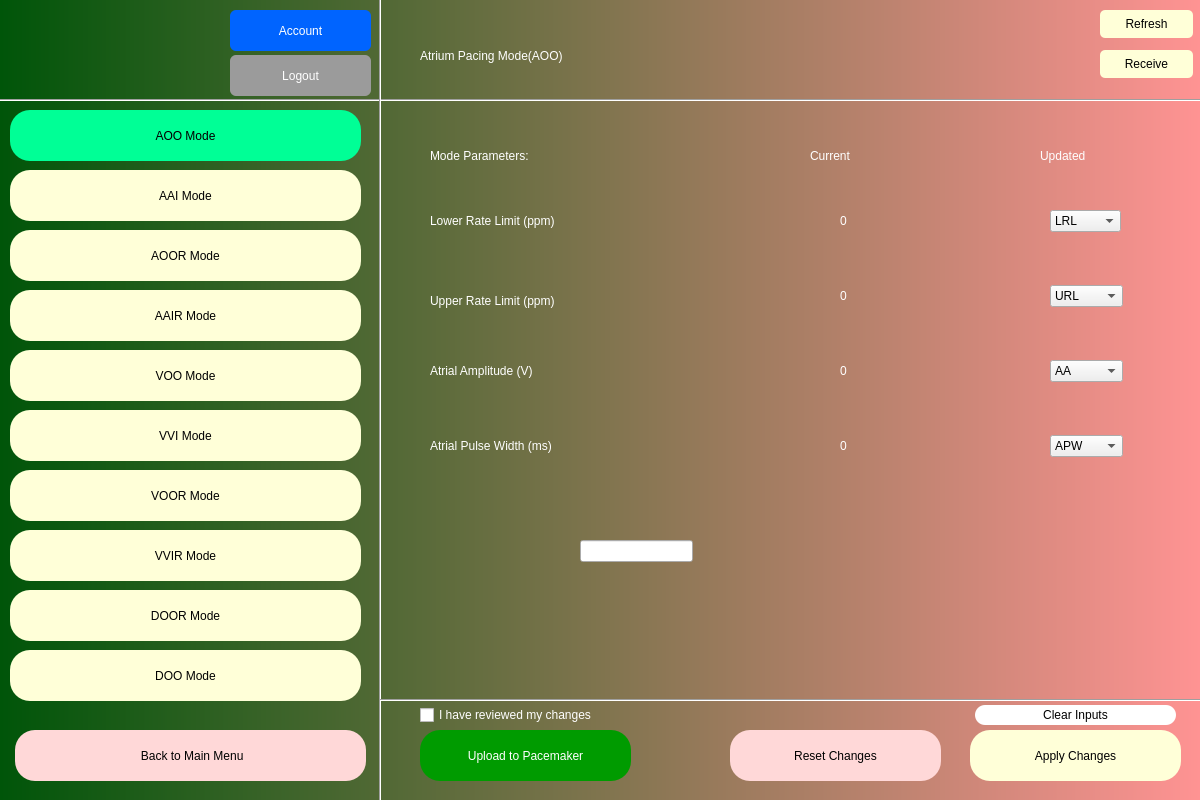
Qt form DCM/interface/aoo_mode.ui (patrickkosierb/3K04_DCM) before a commit.
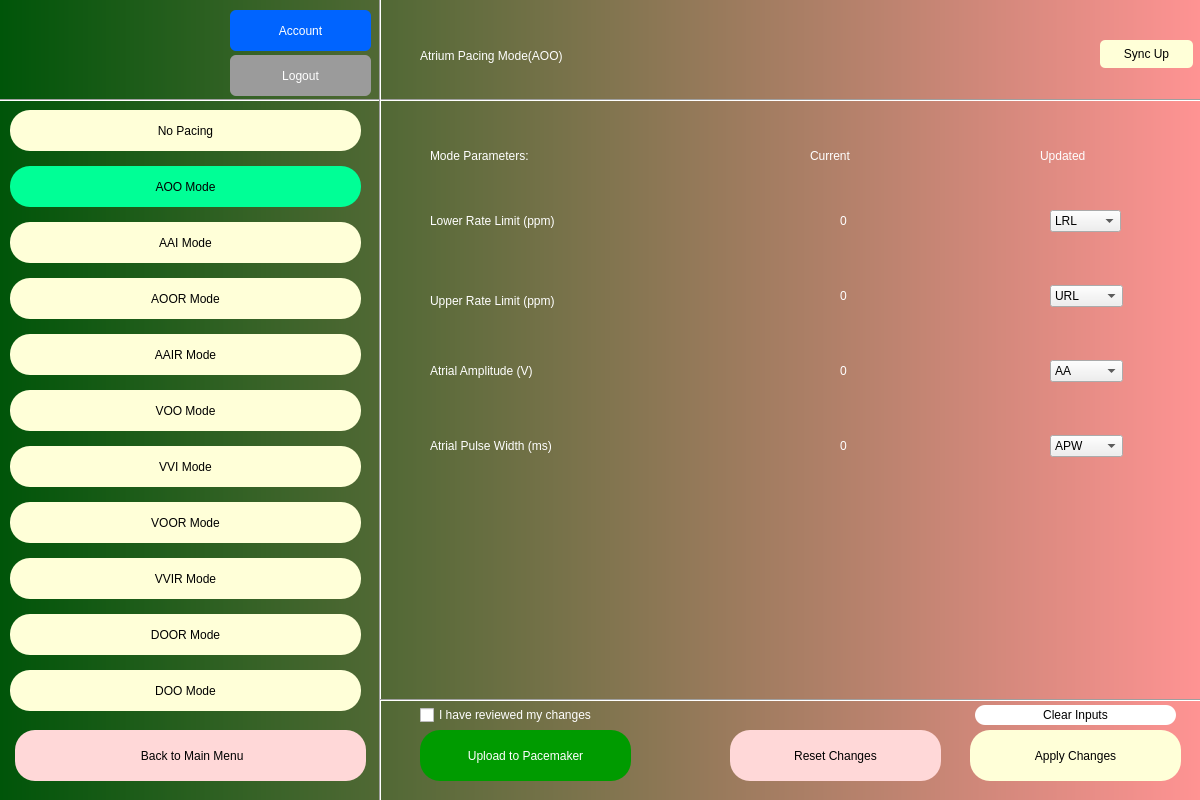
The same form after that commit.

What changed in the file:
```diff
--- a/DCM/interface/aoo_mode.ui
+++ b/DCM/interface/aoo_mode.ui
@@ -297,9 +297,9 @@
     <property name="geometry">
      <rect>
       <x>10</x>
-      <y>170</y>
+      <y>222</y>
       <width>351</width>
-      <height>51</height>
+      <height>41</height>
      </rect>
     </property>
     <property name="styleSheet">
@@ -384,9 +384,9 @@
     <property name="geometry">
      <rect>
       <x>10</x>
-      <y>110</y>
+      <y>166</y>
       <width>351</width>
-      <height>51</height>
+      <height>41</height>
      </rect>
     </property>
     <property name="styleSheet">
@@ -460,9 +460,9 @@
     <property name="geometry">
      <rect>
       <x>10</x>
-      <y>350</y>
+      <y>390</y>
       <width>351</width>
-      <height>51</height>
+      <height>41</height>
      </rect>
     </property>
     <property name="styleSheet">
@@ -479,9 +479,9 @@
     <property name="geometry">
      <rect>
       <x>10</x>
-      <y>410</y>
+      <y>446</y>
       <width>351</width>
-      <height>51</height>
+      <height>41</height>
      </rect>
     </property>
     <property name="styleSheet">
@@ -1334,9 +1334,9 @@
     <property name="geometry">
      <rect>
       <x>10</x>
-      <y>230</y>
+      <y>278</y>
       <width>351</width>
-      <height>51</height>
+      <height>41</height>
      </rect>
     </property>
     <property name="styleSheet">
@@ -1353,9 +1353,9 @@
     <property name="geometry">
      <rect>
       <x>10</x>
-      <y>470</y>
+      <y>502</y>
       <width>351</width>
-      <height>51</height>
+      <height>41</height>
      </rect>
     </property>
     <property name="styleSheet">
@@ -1372,9 +1372,9 @@
     <property name="geometry">
      <rect>
       <x>10</x>
-      <y>290</y>
+      <y>334</y>
       <width>351</width>
-      <height>51</height>
+      <height>41</height>
      </rect>
     </property>
     <property name="styleSheet">
@@ -1391,9 +1391,9 @@
     <property name="geometry">
      <rect>
       <x>10</x>
-      <y>530</y>
+      <y>558</y>
       <width>351</width>
-      <height>51</height>
+      <height>41</height>
      </rect>
     </property>
     <property name="styleSheet">
@@ -1410,9 +1410,9 @@
     <property name="geometry">
      <rect>
       <x>10</x>
-      <y>590</y>
+      <y>614</y>
       <width>351</width>
-      <height>51</height>
+      <height>41</height>
      </rect>
     </property>
     <property name="styleSheet">
@@ -1429,9 +1429,9 @@
     <property name="geometry">
      <rect>
       <x>10</x>
-      <y>650</y>
+      <y>670</y>
       <width>351</width>
-      <height>51</height>
+      <height>41</height>
      </rect>
     </property>
     <property name="styleSheet">
@@ -1448,7 +1448,7 @@
     <property name="geometry">
      <rect>
       <x>1100</x>
-      <y>10</y>
+      <y>40</y>
       <width>93</width>
       <height>28</height>
      </rect>
@@ -1458,15 +1458,15 @@
 border-radius: 5px;</string>
     </property>
     <property name="text">
-     <string>Refresh</string>
+     <string>Sync Up</string>
     </property>
    </widget>
    <widget class="QLabel" name="INVALID_6">
     <property name="geometry">
      <rect>
-      <x>850</x>
+      <x>950</x>
       <y>70</y>
-      <width>341</width>
+      <width>191</width>
       <height>31</height>
      </rect>
     </property>
@@ -1481,28 +1481,20 @@
    <widget class="QPushButton" name="receive">
     <property name="geometry">
      <rect>
-      <x>1100</x>
-      <y>50</y>
-      <width>93</width>
-      <height>28</height>
+      <x>10</x>
+      <y>110</y>
+      <width>351</width>
+      <height>41</height>
      </rect>
     </property>
     <property name="styleSheet">
-     <string notr="true">background-color: rgb(255, 255, 216);
-border-radius: 5px;</string>
+     <string notr="true">border-radius: 20px;
+color: rgb(0,0,0);
+background-color: rgb(255, 255, 216);
+font: 12pt &quot;Arial&quot;;</string>
     </property>
     <property name="text">
-     <string>Receive</string>
-    </property>
-   </widget>
-   <widget class="QLineEdit" name="lineEdit">
-    <property name="geometry">
-     <rect>
-      <x>580</x>
-      <y>540</y>
-      <width>113</width>
-      <height>22</height>
-     </rect>
+     <string>No Pacing</string>
     </property>
    </widget>
   </widget>
```
Left out of the diff: 13 changed lines with no effect on the pictures.
